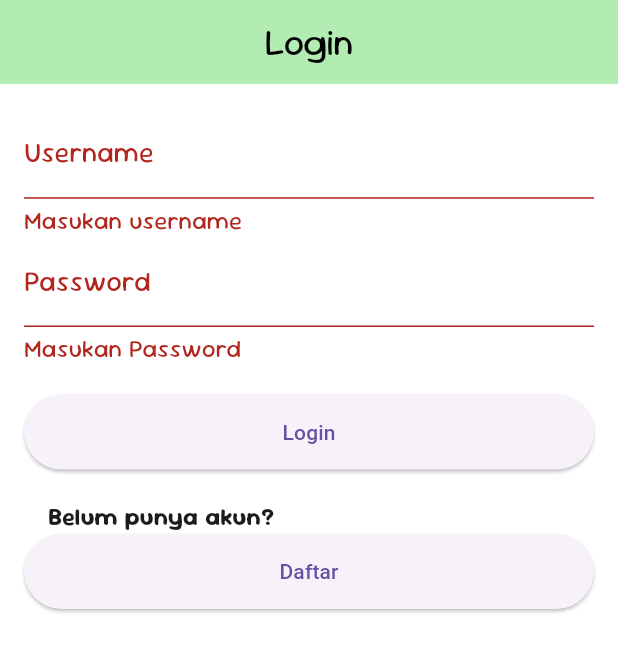
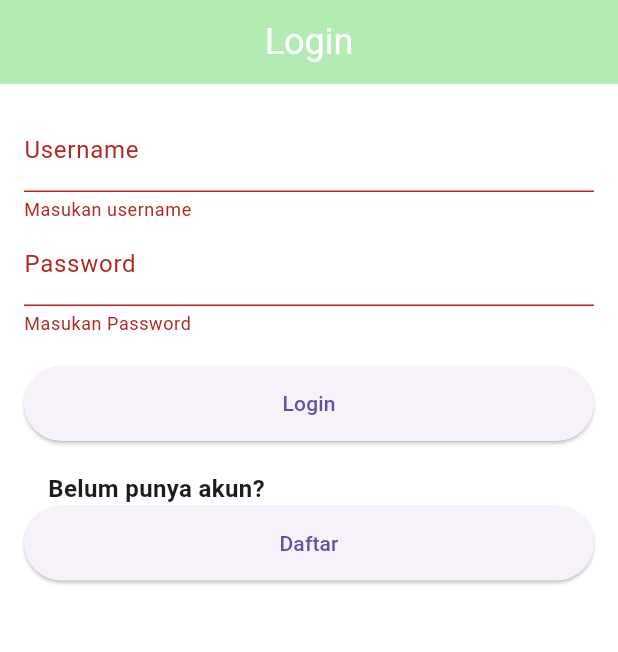
Before and after one commit to 7fuzz/flutter-blog-app, a Flutter app: the screen it shows after launch, after a tap on "Login", on a phone screen of 412 x 824 dp. Shown: the top 652 px of the screen. Run offline on Flutter 3.47's test engine with Material 3 defaults, Android fonts, the phone set to English and light mode, and no system bars; our stand-ins replace google_fonts, shared_preferences; missing offline and left inert: bcrypt.

Commit message:
Tambah splashscreen dan sesi, ganti font static jadi google fonts, dll
Note: Downgrade dari java 21 ke java 17 karena compatibility

```diff
--- a/lib/main.dart
+++ b/lib/main.dart
@@ -1,5 +1,6 @@
 import 'package:flutter/material.dart';
-import 'package:uts_pm2/views/login.dart';
+import 'package:google_fonts/google_fonts.dart';
+import 'package:uts_pm2/views/splash.dart';
 
 void main() {
   runApp(const MyApp());
@@ -16,42 +17,14 @@ class MyApp extends StatelessWidget {
       theme: ThemeData(
         primarySwatch: Colors.green,
         scaffoldBackgroundColor: Colors.white,
-        textTheme: const TextTheme(
-          bodyLarge: TextStyle(
-            fontFamily: 'SourGummy',  // Pakau custom font
-            fontSize: 18,
-            fontWeight: FontWeight.normal,
+        textTheme: GoogleFonts.averiaSansLibreTextTheme(),
+        // ubah default style appbar
+        appBarTheme: AppBarTheme(
+          backgroundColor: const Color.fromARGB(142, 119, 221, 119),
+          titleTextStyle: GoogleFonts.averiaSansLibre(
+            fontSize: 24,
+            color: Colors.white
           ),
-          bodyMedium: TextStyle(
-            fontFamily: 'SourGummy',
-            fontSize: 17,
-            fontWeight: FontWeight.normal,
-          ),
-          bodySmall: TextStyle(
-            fontFamily: 'SourGummy',
-            fontSize: 16,
-            fontWeight: FontWeight.normal,
-          ),
-          headlineLarge: TextStyle(
-            fontFamily: 'SourGummy',
-            fontSize: 32,
-            fontWeight: FontWeight.bold,
-          ),
-          headlineMedium: TextStyle(
-            fontFamily: 'SourGummy',
-            fontSize: 20,
-            fontStyle: FontStyle.italic,
-          ),
-          headlineSmall: TextStyle(
-            fontFamily: 'SourGummy',
-            fontSize: 18,
-            fontStyle: FontStyle.italic,
-          ),
-        ),
-        // ubah default style appbar
-        appBarTheme: const AppBarTheme(
-          backgroundColor: Color.fromARGB(142, 119, 221, 119),
-          titleTextStyle: TextStyle(color: Colors.black, fontSize: 24, fontFamily: 'SourGummy'),
           centerTitle: true // text ditengah
         ),
         bottomNavigationBarTheme: const BottomNavigationBarThemeData(
@@ -61,7 +34,7 @@ class MyApp extends StatelessWidget {
           unselectedLabelStyle: TextStyle(color: Colors.black54),
         )
         ),
-      home: const LoginScreen(),
+      home: const SplashScreen(), // Splashscreen yang pertama dibuka
     );
   }
 }
--- a/lib/models/user.dart
+++ b/lib/models/user.dart
@@ -56,7 +56,7 @@ class User {
   }
 
   // Cari user sesuai usename
-  static User? getUser(String username) {
+  static User? getUser(String? username) {
     for (var user in users) {
       if (user.username == username) {
         return user;
--- a/lib/views/dashboard.dart
+++ b/lib/views/dashboard.dart
@@ -28,8 +28,8 @@ class _DashboardScreenState extends State<DashboardScreen> {
       HomeScreen(user: widget.user),
       const FeedScreen(),
       const SearchScreen(),
+      const SettingScreen(),
       const ProfileScreen(),
-      const SettingScreen(),
     ];
   }
 
--- a/lib/views/login.dart
+++ b/lib/views/login.dart
@@ -1,6 +1,8 @@
 import 'package:flutter/material.dart';
+import 'package:shared_preferences/shared_preferences.dart';
 import 'package:uts_pm2/models/user.dart';
 import 'package:uts_pm2/views/dashboard.dart';
+import 'package:uts_pm2/views/register.dart';
 
 class LoginScreen extends StatefulWidget {
   const LoginScreen({super.key});
@@ -14,7 +16,7 @@ class _LoginScreenState extends State<LoginScreen> {
   final _usernameController = TextEditingController();
   final _passwordController = TextEditingController();
 
-  void _login() {
+  Future<void> _login() async {
     final username = _usernameController.text;
     final password = _passwordController.text;
 
@@ -34,8 +36,11 @@ class _LoginScreenState extends State<LoginScreen> {
       return;
     }
 
+    SharedPreferences prefs = await SharedPreferences.getInstance();
+    await prefs.setString('username', user.username);
+
     // Masuk ke halaman dashboard
-    Navigator.push(
+    Navigator.pushReplacement(
       context,
       MaterialPageRoute(
         builder: (context) => DashboardScreen(user: user),
@@ -90,7 +95,12 @@ class _LoginScreenState extends State<LoginScreen> {
                   ElevatedButton(
                     style: ElevatedButton.styleFrom(minimumSize: const Size(double.infinity, 50)),
                     onPressed: () {
-                      return;
+                      Navigator.push(
+                        context,
+                         MaterialPageRoute(
+                        builder: (context) => const RegisterScreen(),
+                        )
+                      );
                     },
                     child: const Text('Daftar'),
                   ),
--- a/lib/views/setting.dart
+++ b/lib/views/register.dart
@@ -1,7 +1,7 @@
 import 'package:flutter/material.dart';
 
-class SettingScreen extends StatelessWidget {
-  const SettingScreen({super.key, });
+class RegisterScreen extends StatelessWidget {
+  const RegisterScreen({super.key, });
 
   @override
   Widget build(BuildContext context) {
--- /dev/null
+++ b/lib/views/splash.dart
@@ -0,0 +1,51 @@
+import 'package:flutter/material.dart';
+import 'package:shared_preferences/shared_preferences.dart';
+import 'package:uts_pm2/models/user.dart';
+import 'package:uts_pm2/views/dashboard.dart';
+import 'package:uts_pm2/views/login.dart';
+
+class SplashScreen extends StatefulWidget {
+  const SplashScreen({super.key});
+
+  @override
+  _SplashScreenState createState() => _SplashScreenState();
+}
+
+class _SplashScreenState extends State<SplashScreen> {
+  @override
+  void initState() {
+    super.initState();
+    _checkLoginStatus();
+  }
+
+  // Pengecekan sesi
+  Future<void> _checkLoginStatus() async {
+    SharedPreferences prefs = await SharedPreferences.getInstance();
+    String? username = prefs.getString('username');
+
+    if (!mounted) return;
+
+    if (username == null) {
+      // Jika tidak ada user login, masuk ke halaman login
+      Navigator.pushReplacement(
+        context,
+        MaterialPageRoute(builder: (context) => const LoginScreen()),
+      );
+      return;
+    }
+    // Jika ada user yang login, masuk ke dasboard
+    if (User.getUser(username) case var user?) {
+      Navigator.pushReplacement(
+        context,
+        MaterialPageRoute(builder: (context) => DashboardScreen(user: user)),
+      );
+    }
+  }
+
+  @override
+  Widget build(BuildContext context) {
+    return const Scaffold(
+      body: Center(child: CircularProgressIndicator()), // Loading screen
+    );
+  }
+}
```
Also changed, not shown: lib/views/home.dart (+29 -4 lines), pubspec.yaml (+2 -12 lines), assets/fonts/SourGummy-Bold.ttf (deleted), assets/fonts/SourGummy-BoldItalic.ttf (deleted), assets/fonts/SourGummy-Italic.ttf (deleted), assets/fonts/SourGummy-Regular.ttf (deleted), pubspec.lock, 1 other file.
